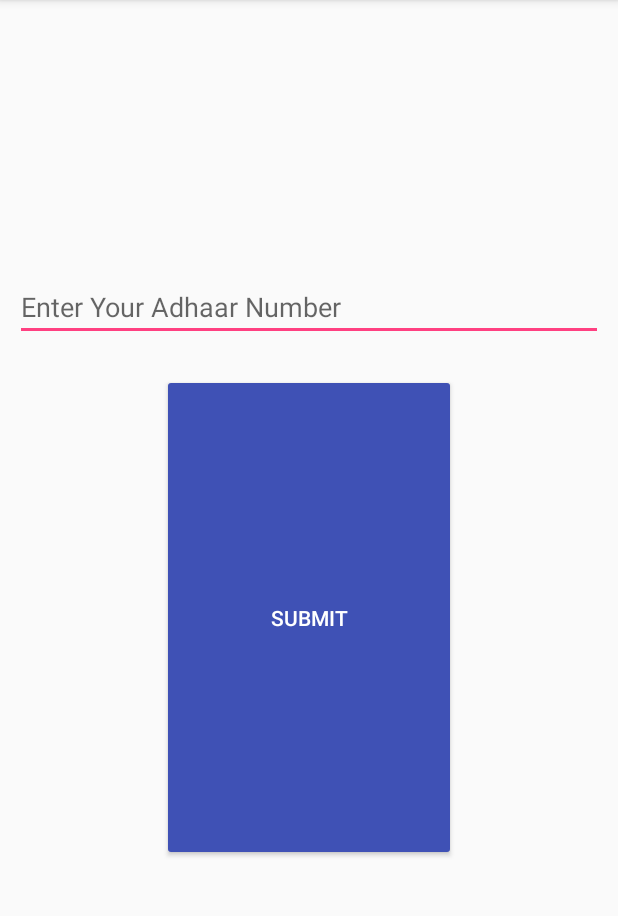
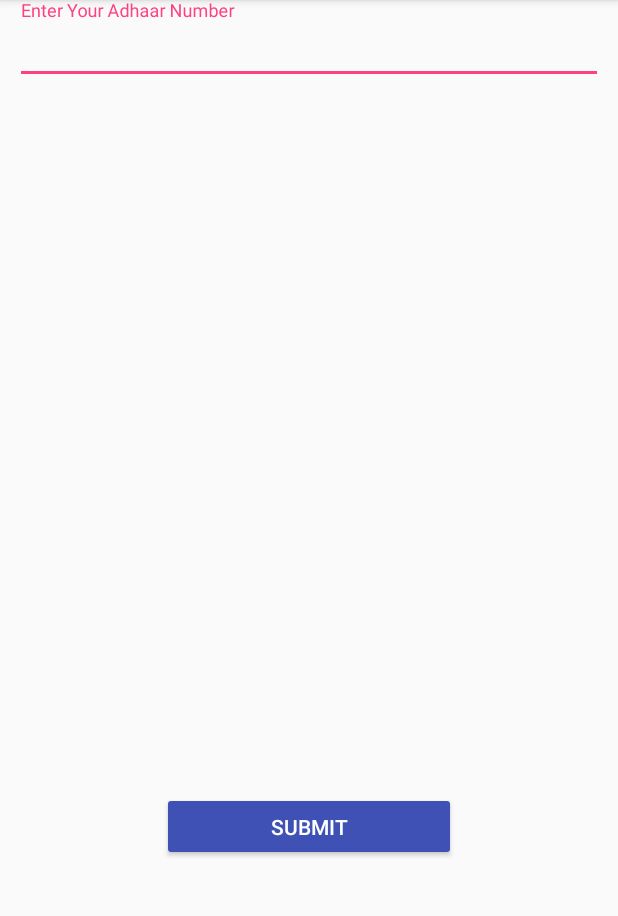
Before and after one commit to AroraMehul/Vaid, an Android app: the screen it shows after launch (MainActivity), on a phone screen of 412 x 824 dp, the part 84-1000 px from its top. Run offline under Robolectric (Android 15) with nearby library versions, the phone set to English and light mode, and no system bars.

Commit message:
Added Floating Label for Edit Text

```diff
--- a/app/build.gradle
+++ b/app/build.gradle
@@ -29,4 +29,5 @@ dependencies {
     implementation 'com.android.volley:volley:1.1.0'
     implementation 'ai.api:sdk:2.0.7'
     implementation 'com.android.support:design:27.1.1'
+    implementation 'com.android.support:design:27.1.1'
 }
--- a/app/src/main/res/layout/activity_main.xml
+++ b/app/src/main/res/layout/activity_main.xml
@@ -8,7 +8,10 @@
     android:gravity="center"
     tools:context=".MainActivity">
 
-
+    <android.support.design.widget.TextInputLayout
+        android:id="@+id/inputLayoutaddhar"
+        android:layout_width="match_parent"
+        android:layout_height="wrap_content">
     <EditText
         android:id="@+id/addhar"
         android:layout_width="match_parent"
@@ -20,7 +23,7 @@
         android:layout_marginTop="182dp"
         android:hint="Enter Your Adhaar Number"
         android:layout_marginLeft="10dp"/>
-
+    </android.support.design.widget.TextInputLayout>
     <Button
         android:id="@+id/submit"
         android:backgroundTint="@color/colorPrimary"
@@ -41,7 +44,7 @@
         android:text="@string/submit"
         android:layout_alignParentLeft="true"
 
-        />
+        tools:ignore="NotSibling" />
 
 
 </RelativeLayout>
```
